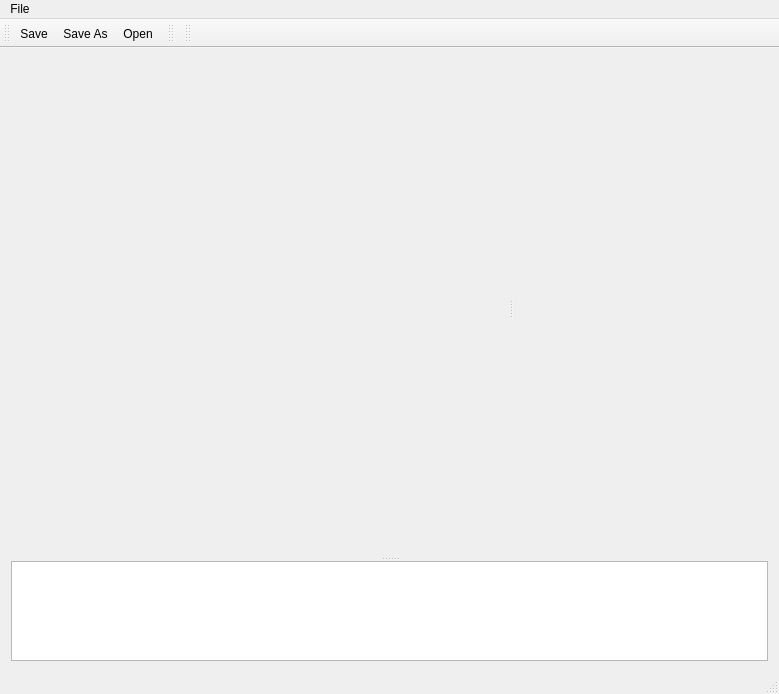
Before: the Qt Designer form SketchTool/mainwindow.ui in ncasale/sketch_tool, drawn with Qt 5.
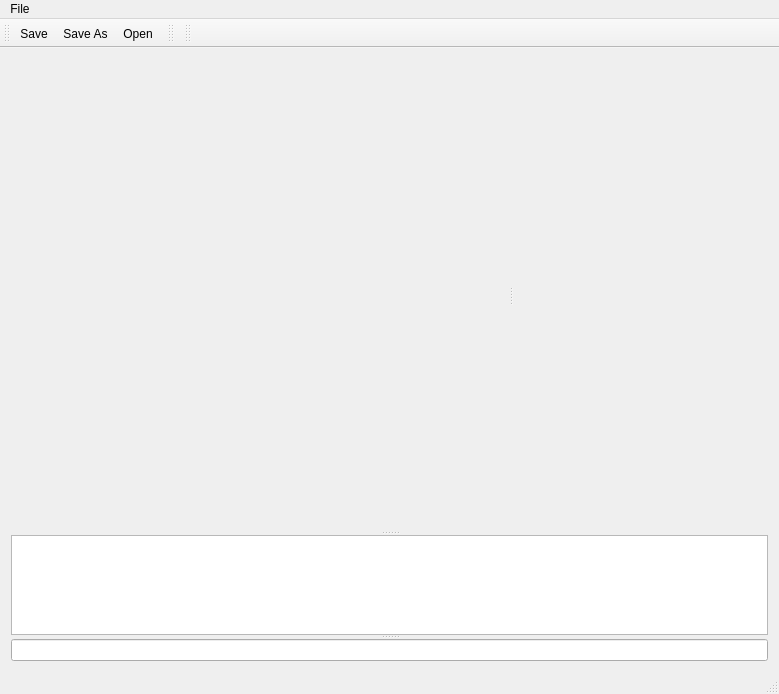
After: the same form once the commit is applied. Icons and pictures are not drawn. Custom widgets are drawn as their Qt base class.

```diff
--- a/SketchTool/mainwindow.ui
+++ b/SketchTool/mainwindow.ui
@@ -30,6 +30,12 @@
        <enum>Qt::Vertical</enum>
       </property>
       <widget class="QWidget" name="widget" native="true">
+       <property name="sizePolicy">
+        <sizepolicy hsizetype="Preferred" vsizetype="Preferred">
+         <horstretch>0</horstretch>
+         <verstretch>20</verstretch>
+        </sizepolicy>
+       </property>
        <layout class="QHBoxLayout" name="horizontalLayout">
         <item>
          <widget class="QSplitter" name="splitter_2">
@@ -60,7 +66,7 @@
        <property name="sizePolicy">
         <sizepolicy hsizetype="Preferred" vsizetype="Preferred">
          <horstretch>0</horstretch>
-         <verstretch>0</verstretch>
+         <verstretch>10</verstretch>
         </sizepolicy>
        </property>
        <property name="maximumSize">
@@ -70,6 +76,14 @@
         </size>
        </property>
       </widget>
+      <widget class="QLineEdit" name="lineEdit">
+       <property name="sizePolicy">
+        <sizepolicy hsizetype="Expanding" vsizetype="Fixed">
+         <horstretch>0</horstretch>
+         <verstretch>0</verstretch>
+        </sizepolicy>
+       </property>
+      </widget>
      </widget>
     </item>
    </layout>
```
Left out of the diff: 4 changed lines with no effect on the pictures.
